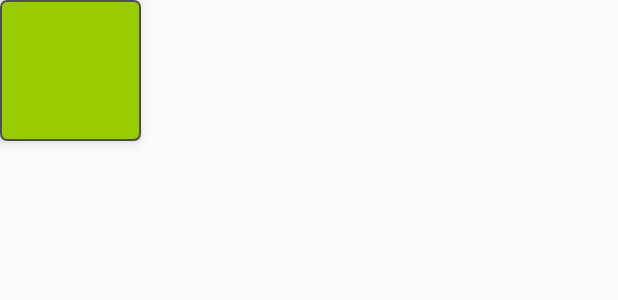
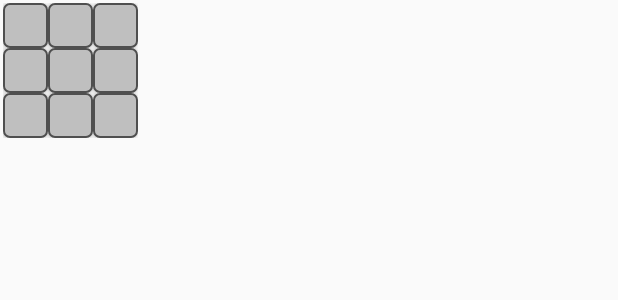
Before and after one commit to esandar/HelloMAD, an Android app: the layout wordgame_small_board.xml on its own in the app's theme, with its tools: preview values and no code run, on a phone screen of 412 x 824 dp. Shown: the top 300 px of the screen. Run offline under Robolectric (Android 15) with nearby library versions, the phone set to English and light mode, and no system bars.

```diff
--- /dev/null
+++ b/app/src/main/res/drawable/tile_available.xml
@@ -0,0 +1,17 @@
+<?xml version="1.0" encoding="utf-8"?>
+<!--
+ ! Excerpted from "Hello, Android",
+ ! published by The Pragmatic Bookshelf.
+ ! Copyrights apply to this code. It may not be used to create training material,
+ ! courses, books, articles, and the like. Contact us if you are in doubt.
+ ! We make no guarantees that this code is fit for any purpose.
+ ! Visit http://www.pragmaticprogrammer.com/titles/eband4 for more book information.
+-->
+<shape xmlns:android="http://schemas.android.com/apk/res/android"
+       android:shape="rectangle">
+   <stroke
+      android:width="@dimen/stroke_width"
+      android:color="@color/dark_border_color"/>
+   <solid android:color="@color/available_color"/>
+   <corners android:radius="@dimen/corner_radius"/>
+</shape>
--- /dev/null
+++ b/app/src/main/res/drawable/tile_gray.xml
@@ -0,0 +1,17 @@
+<?xml version="1.0" encoding="utf-8"?>
+<!--
+ ! Excerpted from "Hello, Android",
+ ! published by The Pragmatic Bookshelf.
+ ! Copyrights apply to this code. It may not be used to create training material,
+ ! courses, books, articles, and the like. Contact us if you are in doubt.
+ ! We make no guarantees that this code is fit for any purpose.
+ ! Visit http://www.pragmaticprogrammer.com/titles/eband4 for more book information.
+-->
+<shape xmlns:android="http://schemas.android.com/apk/res/android"
+       android:shape="rectangle">
+   <stroke
+      android:width="@dimen/stroke_width"
+      android:color="@color/dark_border_color"/>
+   <solid android:color="@color/gray_color"/>
+   <corners android:radius="@dimen/corner_radius"/>
+</shape>
--- /dev/null
+++ b/app/src/main/res/drawable/tile_red.xml
@@ -0,0 +1,17 @@
+<?xml version="1.0" encoding="utf-8"?>
+<!--
+ ! Excerpted from "Hello, Android",
+ ! published by The Pragmatic Bookshelf.
+ ! Copyrights apply to this code. It may not be used to create training material,
+ ! courses, books, articles, and the like. Contact us if you are in doubt.
+ ! We make no guarantees that this code is fit for any purpose.
+ ! Visit http://www.pragmaticprogrammer.com/titles/eband4 for more book information.
+-->
+<shape xmlns:android="http://schemas.android.com/apk/res/android"
+       android:shape="rectangle">
+   <stroke
+      android:width="@dimen/stroke_width"
+      android:color="@color/dark_border_color"/>
+   <solid android:color="@color/red_color"/>
+   <corners android:radius="@dimen/corner_radius"/>
+</shape>
--- a/app/src/main/res/drawable/wordgame_tile.xml
+++ b/app/src/main/res/drawable/wordgame_tile.xml
@@ -8,17 +8,26 @@
  ! Visit http://www.pragmaticprogrammer.com/titles/eband4 for more book information.
 -->
 <level-list xmlns:android="http://schemas.android.com/apk/res/android" >
+    <!--<item-->
+        <!--android:drawable="@drawable/wordgame_tile_green"-->
+        <!--android:maxLevel="3" />-->
+    <!--<item-->
+        <!--android:drawable="@drawable/wordgame_tile_red"-->
+        <!--android:maxLevel="2" />-->
+    <!--<item-->
+        <!--android:drawable="@drawable/wordgame_tile_grey"-->
+        <!--android:maxLevel="0" />-->
+    <!--<item-->
+        <!--android:drawable="@drawable/uttt_tile_available"-->
+        <!--android:maxLevel="1" />-->
     <item
-        android:drawable="@drawable/wordgame_tile_green"
-        android:maxLevel="3" />
+        android:drawable="@drawable/tile_gray"
+        android:maxLevel="0"/>
     <item
-        android:drawable="@drawable/wordgame_tile_red"
-        android:maxLevel="2" />
+        android:drawable="@drawable/tile_available"
+        android:maxLevel="1"/>
     <item
-        android:drawable="@drawable/wordgame_tile_grey"
-        android:maxLevel="0" />
-    <item
-        android:drawable="@drawable/uttt_tile_available"
-        android:maxLevel="1" />
+        android:drawable="@drawable/tile_red"
+        android:maxLevel="2"/>
 
 </level-list>
--- a/app/src/main/res/layout/wordgame_small_board.xml
+++ b/app/src/main/res/layout/wordgame_small_board.xml
@@ -11,27 +11,35 @@
     xmlns:tools="http://schemas.android.com/tools"
     android:layout_width="wrap_content"
     android:layout_height="wrap_content"
-    android:background="@drawable/wordgame_tile"
     android:elevation="@dimen/elevation_low"
     android:padding="@dimen/small_board_padding"
     tools:context=".Scroggle.ScroggleGameActivity">
 
     <Button android:id="@+id/wd_small1" style="@style/TileButton"
+        android:background="@drawable/wordgame_tile"
         android:layout_column="0" android:layout_row="0"/>
     <Button android:id="@+id/wd_small2" style="@style/TileButton"
+        android:background="@drawable/wordgame_tile"
         android:layout_column="1" android:layout_row="0"/>
     <Button android:id="@+id/wd_small3" style="@style/TileButton"
+        android:background="@drawable/wordgame_tile"
         android:layout_column="2" android:layout_row="0"/>
     <Button android:id="@+id/wd_small4" style="@style/TileButton"
+        android:background="@drawable/wordgame_tile"
         android:layout_column="0" android:layout_row="1"/>
     <Button android:id="@+id/wd_small5" style="@style/TileButton"
+        android:background="@drawable/wordgame_tile"
         android:layout_column="1" android:layout_row="1"/>
     <Button android:id="@+id/wd_small6" style="@style/TileButton"
+        android:background="@drawable/wordgame_tile"
         android:layout_column="2" android:layout_row="1"/>
     <Button android:id="@+id/wd_small7" style="@style/TileButton"
+        android:background="@drawable/wordgame_tile"
         android:layout_column="0" android:layout_row="2"/>
     <Button android:id="@+id/wd_small8" style="@style/TileButton"
+        android:background="@drawable/wordgame_tile"
         android:layout_column="1" android:layout_row="2"/>
     <Button android:id="@+id/wd_small9" style="@style/TileButton"
+        android:background="@drawable/wordgame_tile"
         android:layout_column="2" android:layout_row="2"/>
 </GridLayout>
```
Also changed, not shown: app/src/main/java/chenliu/madcourse/neu/edu/numad18s_chenliu/Scroggle/ScroggleGameFragment.java (+20 -26 lines), app/src/main/res/drawable/tile_blue.xml (added, +19 -0 lines).
